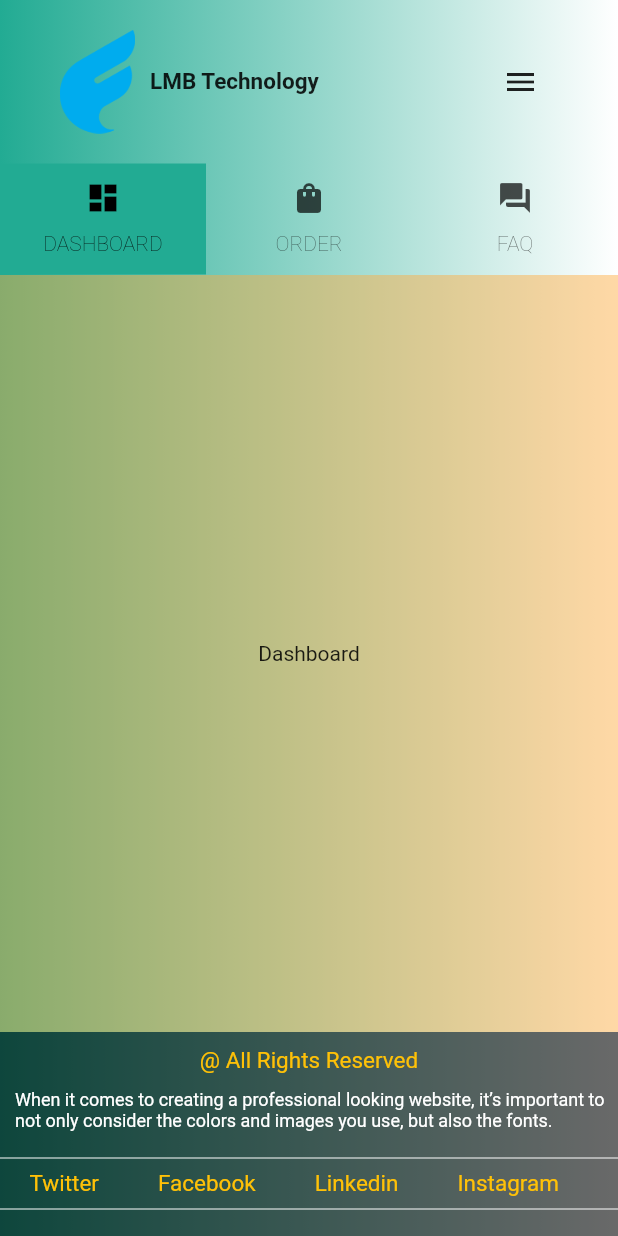
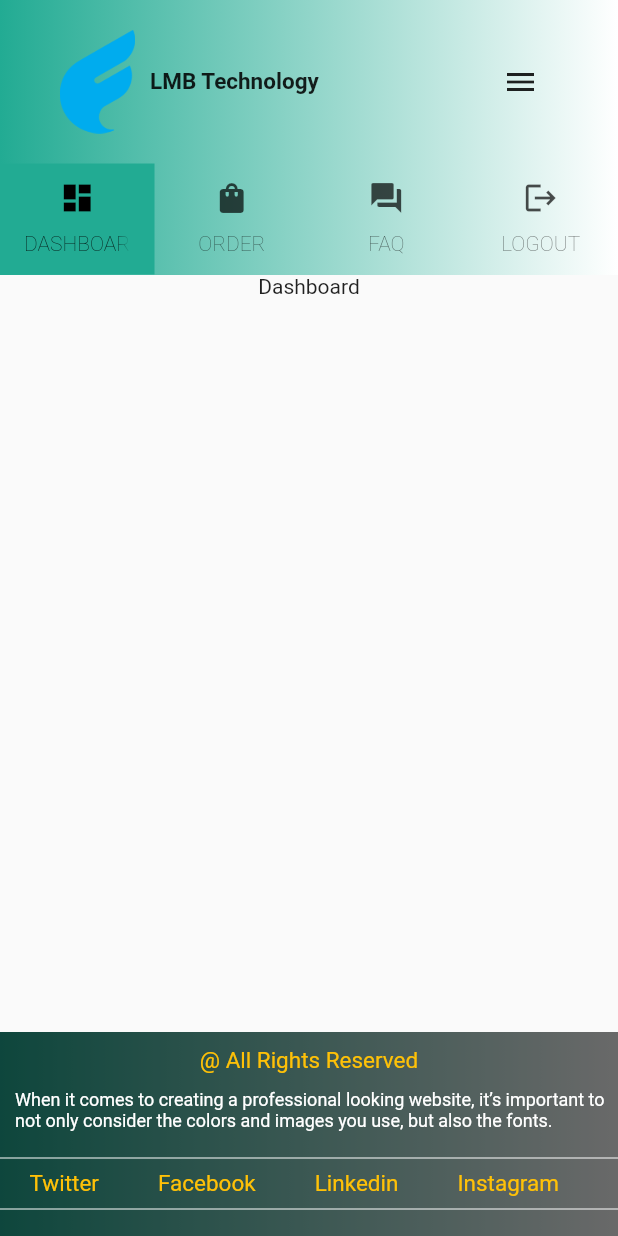
Before and after one commit to ABHISHEK0319/lmb_project, a Flutter app: the LogedinPage screen opened directly, on a phone screen of 412 x 824 dp. Run offline on Flutter 3.47's test engine with Material 2 defaults, Android fonts, the phone set to English and light mode, and no system bars.

Commit message:
commit thousand

```diff
--- a/lib/CustomUi/header.dart
+++ b/lib/CustomUi/header.dart
@@ -1,4 +1,5 @@
 import 'package:flutter/material.dart';
+import 'package:lmb_project/CustomUi/custom_color.dart';
 import 'package:lmb_project/CustomUi/responsive.dart';
 import 'package:lmb_project/pages/contact_us.dart';
 import 'package:lmb_project/pages/home.dart';
@@ -67,7 +68,19 @@ class Header extends StatelessWidget {
                     );
                   },
                 ),
-                NavItem(
+                Container(
+                  padding: const EdgeInsets.all(5),
+                  decoration: BoxDecoration(
+                      color: const Color.fromARGB(208, 219, 255, 59),
+                      borderRadius: BorderRadius.circular(10),
+                      boxShadow: const [
+                        BoxShadow(
+                          blurRadius: 10,
+                          spreadRadius: 3,
+                          color: WebColors.bgcolor2,
+                        ),
+                      ]),
+                  child: NavItem(
                     title: 'Login',
                     tapEvent: () {
                       Navigator.pushAndRemoveUntil(
@@ -78,6 +91,7 @@ class Header extends StatelessWidget {
                         ModalRoute.withName("/"),
                       );
                     },
+                  ),
                 ),
               ],
             ),
--- a/lib/pages/logedin_page.dart
+++ b/lib/pages/logedin_page.dart
@@ -2,6 +2,8 @@ import 'package:flutter/material.dart';
 import 'package:lmb_project/CustomUi/custom_color.dart';
 import 'package:lmb_project/CustomUi/footer.dart';
 import 'package:lmb_project/CustomUi/header.dart';
+import 'package:lmb_project/CustomUi/main_button.dart';
+import 'package:lmb_project/pages/userdashboad.dart';
 
 class LogedinPage extends StatefulWidget {
   const LogedinPage({Key? key}) : super(key: key);
@@ -42,13 +44,17 @@ class _LogedinPageState extends State<LogedinPage> {
                     icon: Icon(Icons.question_answer),
                     text: "FAQ",
                   ),
+                  Tab(
+                    icon: Icon(Icons.logout),
+                    text: "LOGOUT",
+                  ),
                 ]),
             Expanded(
               child: TabBarView(children: [
                 Container(
                   color: const Color.fromARGB(119, 255, 172, 64),
                   child: const Center(
-                    child: Text("Dashboard"),
+                    child: UserDashboard(),
                   ),
                 ),
                 Container(
@@ -63,6 +69,18 @@ class _LogedinPageState extends State<LogedinPage> {
                     child: Text("Frequently asked question"),
                   ),
                 ),
+                Container(
+                  color: const Color.fromARGB(128, 255, 82, 82),
+                  child: Center(
+                    child: MainButton(
+                      title: "LogOut",
+                      tapEvent: () {
+                        print("Logout the user");
+                      },
+                      color: Colors.red,
+                    ),
+                  ),
+                ),
                 const SizedBox(height: 200),
               ]),
             ),
--- /dev/null
+++ b/lib/pages/userdashboad.dart
@@ -0,0 +1,73 @@
+import 'package:flutter/material.dart';
+import 'package:lmb_project/CustomUi/custom_color.dart';
+
+class UserDashboard extends StatefulWidget {
+  const UserDashboard({super.key});
+
+  @override
+  State<UserDashboard> createState() => _UserDashboardState();
+}
+
+class _UserDashboardState extends State<UserDashboard> {
+  @override
+  Widget build(BuildContext context) {
+    return Scaffold(
+      body: SafeArea(
+        child: Column(
+          children: const [
+            Center(
+              child: Text('Dashboard'),
+            ),
+          ],
+        ),
+      ),
+
+      //  Container(
+      //   color: Colors.white,
+      //   child: Center(
+      //     child: Column(
+      //       children: <Widget>[
+      //         const SizedBox(height: 10),
+      //         Container(
+      //           color: Colors.blueGrey,
+      //           child: productOptionRow,
+      //         ),
+      //       ],
+      //     ),
+      //   ),
+      // ),
+    );
+  }
+
+  // Widget productOptionRow =
+}
+
+class GridProduct extends StatefulWidget {
+  const GridProduct({super.key});
+
+  @override
+  State<GridProduct> createState() => _GridProductState();
+}
+
+class _GridProductState extends State<GridProduct> {
+  @override
+  Widget build(BuildContext context) {
+    return GridView.builder(
+      scrollDirection: Axis.horizontal,
+      itemCount: 100,
+      gridDelegate: const SliverGridDelegateWithFixedCrossAxisCount(
+        crossAxisSpacing: 10.0,
+        childAspectRatio: 1.0,
+        mainAxisSpacing: 10.0,
+        crossAxisCount: 4,
+      ),
+      itemBuilder: (BuildContext context, int index) {
+        return Container(
+          height: 60,
+          width: 100,
+          color: WebColors.bgcolor1,
+        );
+      },
+    );
+  }
+}
```
Lines whose indentation alone changed are shown as unchanged.
